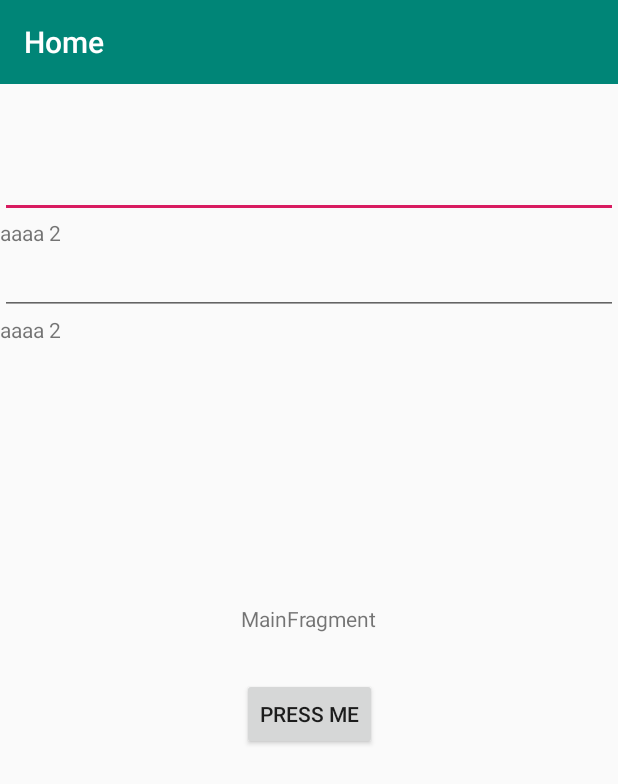
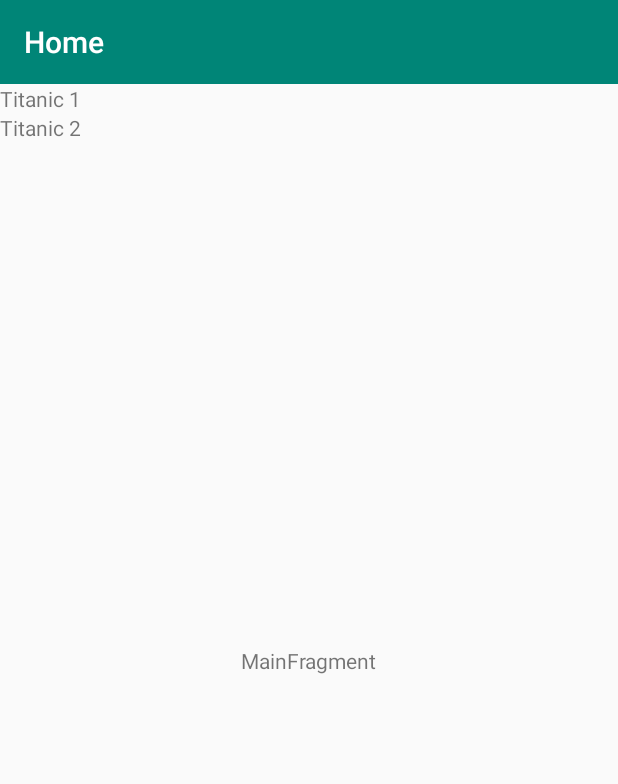
Before and after one commit to ZNickq/titu-app, an Android app: the screen it shows after launch (MainActivity), on a phone screen of 412 x 824 dp. Shown: the top 784 px of the screen. Run offline under Robolectric (Android 15) with nearby library versions, the phone set to English and light mode, and no system bars; our stand-ins replace data binding, navigation-ui.

Commit message:
Proper ViewModel in first Activity

```diff
--- a/app/src/main/AndroidManifest.xml
+++ b/app/src/main/AndroidManifest.xml
@@ -1,6 +1,8 @@
 <?xml version="1.0" encoding="utf-8"?>
 <manifest xmlns:android="http://schemas.android.com/apk/res/android"
     package="com.titu.tituapp">
+
+    <uses-permission android:name="android.permission.INTERNET" />
 
     <application
         android:allowBackup="true"
--- a/app/src/main/java/com/titu/tituapp/ui/main/MainFragment.kt
+++ b/app/src/main/java/com/titu/tituapp/ui/main/MainFragment.kt
@@ -1,27 +1,26 @@
 package com.titu.tituapp.ui.main
 
 import android.os.Bundle
+import android.util.Log
 import androidx.fragment.app.Fragment
 import android.view.LayoutInflater
 import android.view.View
 import android.view.ViewGroup
-import androidx.lifecycle.Lifecycle
-import androidx.lifecycle.LifecycleOwner
-import androidx.lifecycle.LifecycleRegistry
+import android.widget.TextView
 import androidx.lifecycle.Observer
-import androidx.navigation.fragment.findNavController
 import androidx.recyclerview.widget.LinearLayoutManager
 import androidx.recyclerview.widget.RecyclerView
+import androidx.navigation.fragment.findNavController
 import com.titu.tituapp.R
-import com.titu.tituapp.databinding.MainviewListItemMovieBinding
 import com.titu.tituapp.ui.main.vm.MainViewModel
-import com.titu.tituapp.ui.main.vm.MovieViewViewModel
-import kotlinx.android.extensions.LayoutContainer
+import com.titu.tituapp.ui.main.vm.Movie
 import kotlinx.android.synthetic.main.main_fragment.*
+import kotlinx.android.synthetic.main.mainview_list_item_movie.view.*
 
 class MainFragment : Fragment() {
 
-    private lateinit var viewModel: MainViewModel
+    private val viewModel: MainViewModel by lazy { MainViewModel() }
+    private lateinit var goodMoviesAdapter: RecyclerViewAdapter
 
     override fun onCreateView(
         inflater: LayoutInflater, container: ViewGroup?,
@@ -30,115 +29,60 @@ class MainFragment : Fragment() {
         return inflater.inflate(R.layout.main_fragment, container, false)
     }
 
-    override fun onActivityCreated(savedInstanceState: Bundle?) {
-        super.onActivityCreated(savedInstanceState)
-        viewModel = MainViewModel()
-
-        pressMe.setOnClickListener {
+    override fun onViewCreated(view: View, savedInstanceState: Bundle?) {
+        super.onViewCreated(view, savedInstanceState)
+        viewModel.loadData()
+        viewModel.movies.observe(viewLifecycleOwner, Observer {
+            Log.d("TAG", "badMovies :: $it")
+            if (::goodMoviesAdapter.isInitialized.not()) {
+                goodMoviesAdapter = RecyclerViewAdapter(it, object : MovieClickListener {
+                    override fun onClicked(position: Int) = run {
                         findNavController().navigate(R.id.open_movie_details)
                     }
-
-        movieRecyclerView.layoutManager = LinearLayoutManager(context)
-
-        val adapter = MovieListAdapter(MovieViewViewModel())
-        movieRecyclerView.adapter = adapter
-        val items = mutableListOf<ViewItem>().apply {
-            add(ViewItem.AlbumView("I am album"))
-            add(ViewItem.AlbumView("aaaa 2"))
+                })
+            } else {
+                goodMoviesAdapter.notifyDataSetChanged()
             }
-        adapter.replaceItems(items)
+            movieRecyclerView.apply {
+                layoutManager = LinearLayoutManager(requireContext())
+                adapter = goodMoviesAdapter
+            }
+        })
     }
 
 }
 
-sealed class ViewItem(val resource: Int) {
-    class AlbumView(val name: String): ViewItem(R.layout.fragment_movie_details) //FIXME fix layout
+
+/**
+ * Adapter for movies Recyclerview
+ */
+class RecyclerViewAdapter(
+    private val movies: List<Movie>,
+    private val movieClickListener: MovieClickListener
+) :
+    RecyclerView.Adapter<RecyclerViewAdapter.MovieViewHolder>() {
+    override fun onCreateViewHolder(parent: ViewGroup, viewType: Int): MovieViewHolder {
+        return MovieViewHolder(
+            LayoutInflater.from(parent.context).inflate(
+                R.layout.mainview_list_item_movie,
+                parent,
+                false
+            )
+        )
     }
 
-private class MovieListAdapter(val viewModel: MovieViewViewModel) : RecyclerView.Adapter<MovieListAdapter.ViewHolder>() {
-    private var items: List<ViewItem> = listOf()
+    override fun getItemCount(): Int = movies.size
 
-    override fun getItemCount(): Int {
-        return items.size
+    override fun onBindViewHolder(holder: MovieViewHolder, position: Int) {
+        holder.movieName.text = movies[position].name
+        holder.itemView.setOnClickListener { movieClickListener.onClicked(position) }
     }
 
-    override fun getItemViewType(position: Int): Int {
-        return items[position].resource
-    }
-
-    override fun onCreateViewHolder(parent: ViewGroup, viewType: Int): ViewHolder {
-        return if (viewType == R.layout.fragment_movie_details) { // FIXME fix layout
-            val inflater = LayoutInflater.from(parent.context)
-            val binding = MainviewListItemMovieBinding.inflate(inflater, parent, false)
-            // val binding = DataBindingUtil.inflate<AlbumviewListItemAlbumBinding>(inflater, R.layout.albumview_list_item_album, parent, false)
-            val viewHolder = BindingViewHolder(binding.root, binding)
-            // suspected cannot mix observable with LiveData with Observable
-            binding.setLifecycleOwner(viewHolder)
-            return viewHolder
-
-        } else {
-            val view = LayoutInflater.from(parent.context)
-                .inflate(viewType, parent, false)
-            ViewHolder(view)
+    class MovieViewHolder(itemView: View) : RecyclerView.ViewHolder(itemView) {
+        val movieName: TextView = itemView.albumNameTextView
     }
 }
 
-    override fun onBindViewHolder(holder: ViewHolder, position: Int) {
-        val item = items[position]
-        //val context = holder.containerView.context
-
-        when (item) {
-            is ViewItem.AlbumView -> {
-                if (holder is BindingViewHolder) {
-                    holder.apply {
-                        viewModel.liveItem.name.value = item.name
-                        binding.viewModel = viewModel
+interface MovieClickListener {
+    fun onClicked(position: Int)
 }
-                }
-            }
-        }
-    }
-
-    override fun onViewAttachedToWindow(holder: ViewHolder) {
-        super.onViewAttachedToWindow(holder)
-        if (holder is BindingViewHolder) {
-            holder.markAttach()
-        }
-    }
-
-    override fun onViewDetachedFromWindow(holder: ViewHolder) {
-        super.onViewDetachedFromWindow(holder)
-
-        if (holder is BindingViewHolder) {
-            holder.markDetach()
-        }
-    }
-
-    fun replaceItems(items: List<ViewItem>) {
-        this.items = items
-        notifyDataSetChanged()
-    }
-
-    open inner class ViewHolder(override val containerView: View) : RecyclerView.ViewHolder(containerView),
-        LayoutContainer
-
-    inner class BindingViewHolder(override val containerView: View, val binding: MainviewListItemMovieBinding) : ViewHolder(containerView), LifecycleOwner {
-        private val lifecycleRegistry = LifecycleRegistry(this)
-
-        init {
-            lifecycleRegistry.currentState = Lifecycle.State.INITIALIZED
-        }
-
-        fun markAttach() {
-            lifecycleRegistry.currentState = Lifecycle.State.STARTED
-        }
-
-        fun markDetach() {
-            lifecycleRegistry.currentState = Lifecycle.State.DESTROYED
-        }
-
-        override fun getLifecycle(): Lifecycle {
-            return lifecycleRegistry
-        }
-    }
-}
--- a/app/src/main/java/com/titu/tituapp/ui/main/vm/MainViewModel.kt
+++ b/app/src/main/java/com/titu/tituapp/ui/main/vm/MainViewModel.kt
@@ -1,40 +1,19 @@
 package com.titu.tituapp.ui.main.vm
 
+import androidx.lifecycle.LiveData
 import androidx.lifecycle.MutableLiveData
 import androidx.lifecycle.ViewModel
 
+data class Movie(val name: String)
+
 class MainViewModel : ViewModel() {
-    private val _badMovies: MutableList<String> by lazy {
-        mutableListOf(
-            "Titanic",
-            "Liceenii",
-            "Terminator"
-        )
-    }
-    val badMovies: MutableLiveData<List<String>> = MutableLiveData(_badMovies)
 
-    private val _goodMovies: MutableList<String> by lazy {
-        mutableListOf(
-            "Titanic - Part2",
-            "Liceenii - Reluare",
-            "Terminator - But Skynet won"
-        )
-    }
-    val goodMovies: MutableLiveData<List<String>> = MutableLiveData(_goodMovies)
+    // Encapsulate access to mutable LiveData using backing property
+    private val _movies = MutableLiveData<List<Movie>>()
+    val movies: LiveData<List<Movie>> = _movies
 
-    fun downrateMovie(position: Int) {
-        val movie = _goodMovies.removeAt(position)
-        _badMovies.add(movie)
 
-        badMovies.postValue(_badMovies)
-        goodMovies.postValue(_goodMovies)
-    }
-
-    fun uprateMovie(position: Int) {
-        val movie = _badMovies.removeAt(position)
-        _goodMovies.add(movie)
-
-        badMovies.postValue(_badMovies)
-        goodMovies.postValue(_goodMovies)
+    fun loadData(){
+        _movies.value = arrayListOf(Movie("Titanic 1"), Movie("Titanic 2"))
     }
 }
--- a/app/src/main/java/com/titu/tituapp/ui/main/vm/MovieViewViewModel.kt
+++ /dev/null
@@ -1,28 +0,0 @@
-package com.titu.tituapp.ui.main.vm
-
-import androidx.lifecycle.MutableLiveData
-import androidx.lifecycle.ViewModel
-
-data class Album(val name: String, val count: Int = 0)
-
-class MovieViewViewModel : ViewModel() {
-    inner class LiveItem {
-        val name = MutableLiveData<String>()
-    }
-
-    //var item: Album = Album(name="Original")
-    val liveItem: LiveItem = LiveItem()
-
-//    fun copyItemToLive(item: Album) {
-//        // store data
-//        this.item = item
-//        // copy to liveItem
-//        liveItem.apply {
-//            name.value = item.name
-//        }
-//    }
-//
-//    fun save() {
-//        // save item to database
-//    }
-}
--- a/app/src/main/res/layout/main_activity.xml
+++ b/app/src/main/res/layout/main_activity.xml
@@ -23,11 +23,10 @@
         android:layout_width="0dp"
         android:layout_height="0dp"
         app:defaultNavHost="true"
+        app:layout_constraintTop_toBottomOf="@+id/toolbar"
         app:layout_constraintBottom_toBottomOf="parent"
         app:layout_constraintLeft_toLeftOf="parent"
         app:layout_constraintRight_toRightOf="parent"
-
-        app:layout_constraintTop_toTopOf="parent"
         app:navGraph="@navigation/nav_graph" />
 
 
--- a/app/src/main/res/layout/main_fragment.xml
+++ b/app/src/main/res/layout/main_fragment.xml
@@ -8,7 +8,6 @@
     tools:context=".ui.main.MainFragment">
 
     <androidx.recyclerview.widget.RecyclerView
-        android:layout_marginTop="100dp"
         android:id="@+id/movieRecyclerView"
         android:layout_width="match_parent"
         android:layout_height="match_parent"
@@ -24,15 +23,4 @@
         app:layout_constraintStart_toStartOf="parent"
         app:layout_constraintTop_toTopOf="parent" />
 
-    <Button
-        android:id="@+id/pressMe"
-        android:layout_width="wrap_content"
-        android:layout_height="wrap_content"
-        android:layout_marginTop="30dp"
-        app:layout_constraintTop_toBottomOf="@+id/message"
-        android:text="Press me"
-        app:layout_constraintEnd_toEndOf="parent"
-        app:layout_constraintHorizontal_bias="0.5"
-        app:layout_constraintStart_toStartOf="parent" />
-
 </androidx.constraintlayout.widget.ConstraintLayout>
--- a/app/src/main/res/layout/mainview_list_item_movie.xml
+++ b/app/src/main/res/layout/mainview_list_item_movie.xml
@@ -1,28 +1,16 @@
 <?xml version="1.0" encoding="utf-8"?>
 <layout xmlns:android="http://schemas.android.com/apk/res/android">
-    <data>
-        <variable name="viewModel" type="com.titu.tituapp.ui.main.vm.MovieViewViewModel"/>
-    </data>
-
     <LinearLayout
         android:layout_width="match_parent"
         android:layout_height="wrap_content"
         android:orientation="vertical"
         >
 
-        <EditText
-            android:id="@+id/albumNameEditText"
-            android:layout_width="match_parent"
-            android:layout_height="wrap_content"
-            android:inputType="text"
-            android:text="@={viewModel.liveItem.name}"
-            android:importantForAutofill="no" />
-
         <TextView
             android:id="@+id/albumNameTextView"
             android:layout_width="match_parent"
             android:layout_height="wrap_content"
-            android:text="@{viewModel.liveItem.name}"
+            android:text="Will be changed"
             />
     </LinearLayout>
 </layout>
```
Also changed, not shown: app/src/main/java/com/titu/tituapp/ui/main/MovieDetailsFragment.kt (+48 -96 lines), app/src/main/res/layout/fragment_movie_details.xml (+0 -26 lines). Lines whose indentation alone changed are shown as unchanged.
